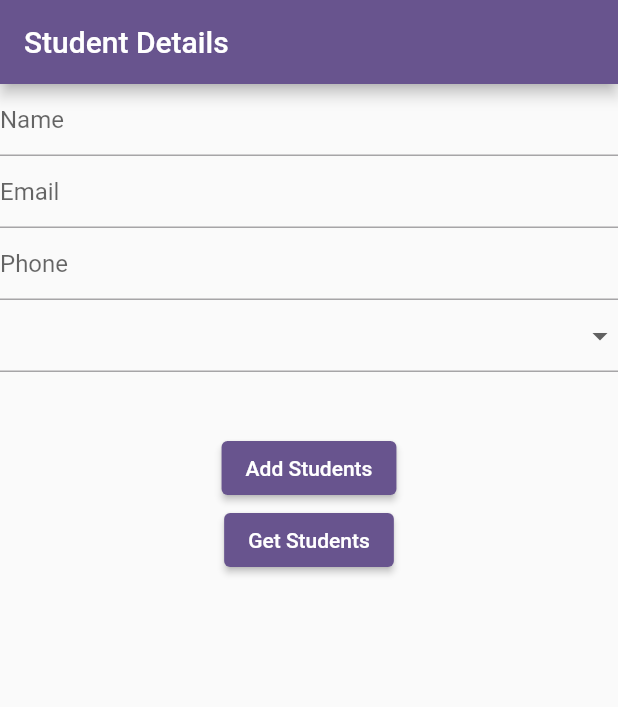
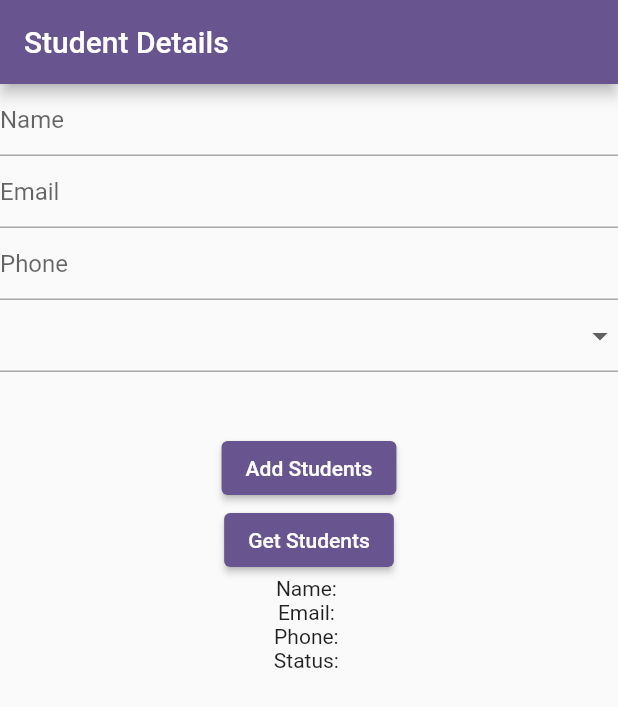
Before and after one commit to edugaon-tech/girls-sqflite, a Flutter app: the screen it shows after launch, after a tap on "Get Students", on a phone screen of 412 x 824 dp. Shown: the top 707 px of the screen. Run offline on Flutter 3.47's test engine with Material 3 defaults, Android fonts, the phone set to English and light mode, and no system bars; our stand-ins replace sqflite; accounts and stored records are empty.

Commit message:
get data and show on screen

```diff
--- /dev/null
+++ b/lib/darts/maps.dart
@@ -0,0 +1,9 @@
+void main(){
+  // var map = {
+  //   "a":63,
+  //   "4":"you",
+  //   {
+  //     "a":"a"
+  //   }
+  // };
+}
--- a/lib/database_helper.dart
+++ b/lib/database_helper.dart
@@ -32,9 +32,12 @@ class DataBaseHelper {
     });
   }
 
-  getStudentData()async{
+  Future<List<Map<String, Object?>>> getStudentData()async{
     var db = await createTables();
-    var data = await db.query("students");
-    print(data);
+    return await db.query("students");
+  }
+  Future<List<Map<String, Object?>>> getColumnData()async{
+    var db = await createTables();
+    return await db.query("students",columns:['name','email'] );
   }
 }
--- a/lib/student_details_screen.dart
+++ b/lib/student_details_screen.dart
@@ -19,6 +19,10 @@ class _StudentDetailsScreenState extends State<StudentDetailsScreen> {
 
   // TextEditingController nameController = TextEditingController();
   var studentKey = GlobalKey<FormState>();
+  String nameText = "";
+  String emailText = "";
+  String phoneText = "";
+  String statusText = "";
 
   @override
   Widget build(BuildContext context) {
@@ -30,10 +34,14 @@ class _StudentDetailsScreenState extends State<StudentDetailsScreen> {
           key: studentKey,
           child: Column(
             children: [
-              myTextField(nameController, "Name",validatorText: "Name is required"),
-              myTextField(emailController, "Email",validatorText: "Please enter your email"),
+              myTextField(nameController, "Name",
+                  validatorText: "Name is required"),
+              myTextField(emailController, "Email",
+                  validatorText: "Please enter your email"),
               myTextField(phoneController, "Phone",
-                  keyType: TextInputType.number, maxLength: 10,validatorText: "Enter a valid phone"),
+                  keyType: TextInputType.number,
+                  maxLength: 10,
+                  validatorText: "Enter a valid phone"),
               DropdownButtonFormField(
                   items: ["Married", "Unmarried"]
                       .map((item) => DropdownMenuItem(
@@ -51,7 +59,7 @@ class _StudentDetailsScreenState extends State<StudentDetailsScreen> {
               ),
               ElevatedButton(
                   onPressed: () {
-                    if(studentKey.currentState!.validate()){
+                    if (studentKey.currentState!.validate()) {
                       databaseHelper.insertStudent(
                           nameController.text,
                           emailController.text,
@@ -62,16 +70,22 @@ class _StudentDetailsScreenState extends State<StudentDetailsScreen> {
                   child: const Text("Add Students")),
               ElevatedButton(
                   onPressed: () {
-                   databaseHelper.getStudentData();
+                    getStudentData();
                   },
-                  child: const Text("Get Students"))
+                  child: const Text("Get Students")),
+              Text("Name: $nameText"),
+              Text("Email: $emailText"),
+              Text("Phone: $phoneText"),
+              Text("Status: $statusText"),
             ],
           )),
     );
   }
 
   Widget myTextField(TextEditingController controller, String hintText,
-      {TextInputType keyType = TextInputType.text, int? maxLength,String? validatorText}) {
+      {TextInputType keyType = TextInputType.text,
+      int? maxLength,
+      String? validatorText}) {
     return TextFormField(
       controller: controller,
       keyboardType: keyType,
@@ -83,7 +97,22 @@ class _StudentDetailsScreenState extends State<StudentDetailsScreen> {
           return null;
         }
       },
-      decoration: InputDecoration(hintText: hintText,counterText:""),
+      decoration: InputDecoration(hintText: hintText, counterText: ""),
     );
   }
+
+  getStudentData()async{
+    var data = await DataBaseHelper().getStudentData();
+    var name = data[1]['name'];
+    nameText = name.toString();
+    var email= data[1]["email"];
+    emailText=email.toString();
+    var phone = data[2]["phone"];
+    phoneText = phone.toString();
+    var status = data[1]["marital_status"];
+    statusText = status.toString();
+    setState(() {});
+    var names = await DataBaseHelper().getColumnData();
+    print(names);
+  }
 }
```
